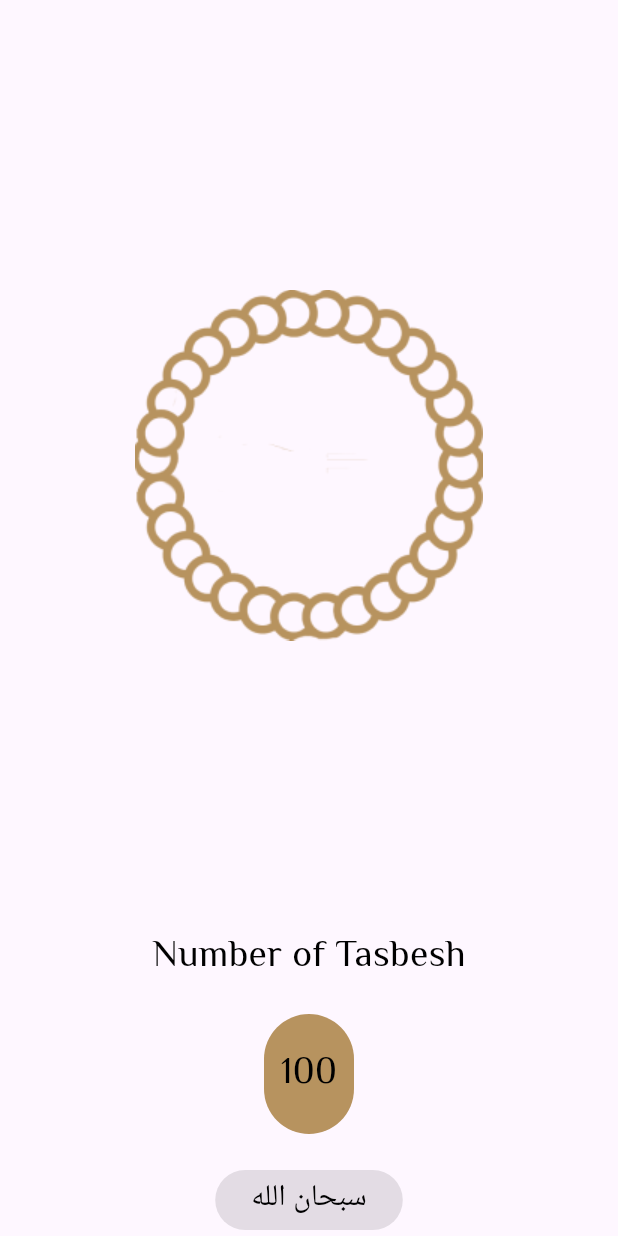
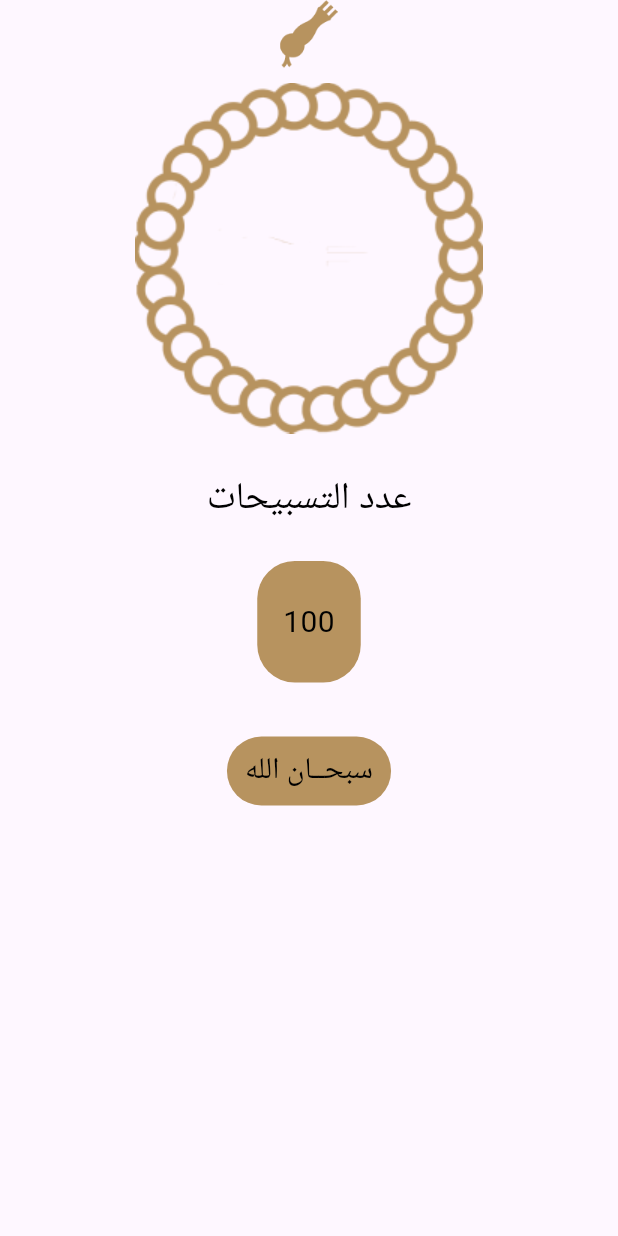
Before and after one commit to Elywa/Islami, a Flutter app: the SebhaTab widget shown alone on an empty page, opened directly, on a phone screen of 412 x 824 dp. Run offline on Flutter 3.47's test engine with Material 3 defaults, Android fonts, the phone set to English and light mode, and no system bars.

Commit message:
Added Sebha UI

```diff
--- a/lib/models/sura_details_model.dart
+++ /dev/null
@@ -1,9 +0,0 @@
-class SuraDetailsModel {
-  final String name;
-  final int index;
-
-  const SuraDetailsModel({
-    required this.index,
-    required this.name,
-  });
-}
--- a/lib/views/sebha_tab.dart
+++ b/lib/views/sebha_tab.dart
@@ -1,30 +1,51 @@
 import 'package:flutter/material.dart';
 
 class SebhaTab extends StatelessWidget {
-  const SebhaTab({super.key});
+  const SebhaTab({Key? key}) : super(key: key);
 
   @override
   Widget build(BuildContext context) {
-    return Column(
+    return Container(
+      color: Colors.transparent,
+      child: Column(
         children: [
-        Expanded(
-          child: Image.asset('assets/images/body of seb7a.png'),
+          const Padding(
+            padding: EdgeInsets.only(bottom: 0),
+            child: Center(
+              child: Image(
+                width: 120,
+                height: 55,
+                image: AssetImage('assets/images/head of seb7a.png'),
               ),
-        const Text(
-          'Number of Tasbesh',
+            ),
+          ),
+          const Padding(
+            padding:
+                EdgeInsets.only(top: 0), // Adjust the top padding as needed
+            child: Image(
+              image: AssetImage('assets/images/body of seb7a.png'),
+            ),
+          ),
+          const SizedBox(
+            height: 25,
+          ),
+          const Padding(
+            padding: EdgeInsets.only(bottom: 20),
+            child: Text(
+              'عدد التسبيحات',
               style: TextStyle(
                 color: Colors.black,
+                fontFamily: 'ElMessiri',
                 fontSize: 25,
-            fontFamily: 'ElMessiri',
               ),
             ),
-        Padding(
-          padding: const EdgeInsets.symmetric(vertical: 20),
-          child: Container(
-            width: 60,
-            height: 80,
+          ),
+          Container(
+            margin: const EdgeInsets.only(bottom: 20),
+            width: 69,
+            height: 81,
             decoration: BoxDecoration(
-              borderRadius: BorderRadius.circular(50),
+              borderRadius: BorderRadius.circular(25),
               color: const Color(0xffB7935F),
             ),
             child: const Center(
@@ -32,28 +53,28 @@ class SebhaTab extends StatelessWidget {
                 '100',
                 style: TextStyle(
                   color: Colors.black,
-                  fontSize: 25,
-                  fontFamily: 'ElMessiri',
+                  fontSize: 20,
                 ),
               ),
             ),
           ),
-        ),
-        ElevatedButton(
-          style: ElevatedButton.styleFrom(
+          Padding(
+            padding: const EdgeInsets.only(top: 15),
+            child: TextButton(
+              style: TextButton.styleFrom(
                   backgroundColor: const Color(0xffB7935F)),
               onPressed: null,
               child: const Text(
-            'سبحان الله',
+                'سبحــان الله',
                 style: TextStyle(
                   color: Colors.black,
                   fontSize: 20,
-              fontWeight: FontWeight.w400,
-              fontFamily: 'ElMessiri',
+                ),
               ),
             ),
           )
         ],
+      ),
     );
   }
 }
```
Also changed, not shown: assets/images/2.0x/head of seb7a@2x.png (added), assets/images/3.0x/head of seb7a@3x.png (added), assets/images/head of seb7a.png (added). Lines whose indentation alone changed are shown as unchanged.
